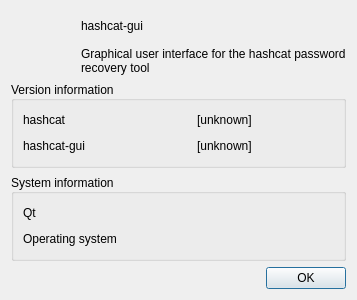
Above: src/aboutdialog.ui from rgroesslinger/hashcat-gui before the change. Below: the same form after it.
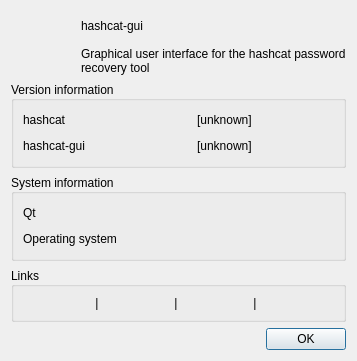
That is the form after the change.

Commit message:
Link the About dialog to the project and to hashcat
The dialog had no way out of it: the pages a user needs most often - the
source, the issue tracker and the documentation of hashcat - were nowhere to
be found. Every link says where it leads.

Diff of the .ui file:
```diff
--- a/src/aboutdialog.ui
+++ b/src/aboutdialog.ui
@@ -281,6 +281,139 @@
      </layout>
     </widget>
    </item>
+   <item>
+    <widget class="QGroupBox" name="groupBox_links">
+     <property name="title">
+      <string>Links</string>
+     </property>
+     <property name="alignment">
+      <set>Qt::AlignmentFlag::AlignLeft|Qt::AlignmentFlag::AlignVCenter</set>
+     </property>
+     <property name="checkable">
+      <bool>false</bool>
+     </property>
+     <layout class="QHBoxLayout" name="horizontalLayout_links">
+      <property name="spacing">
+       <number>0</number>
+      </property>
+      <item>
+       <widget class="QLabel" name="label_link_project">
+        <property name="sizePolicy">
+         <sizepolicy hsizetype="Maximum" vsizetype="Preferred">
+          <horstretch>0</horstretch>
+          <verstretch>0</verstretch>
+         </sizepolicy>
+        </property>
+        <property name="text">
+         <string/>
+        </property>
+        <property name="textInteractionFlags">
+         <set>Qt::TextInteractionFlag::LinksAccessibleByMouse|Qt::TextInteractionFlag::LinksAccessibleByKeyboard</set>
+        </property>
+        <property name="openExternalLinks">
+         <bool>true</bool>
+        </property>
+       </widget>
+      </item>
+      <item>
+       <widget class="QLabel" name="label_link_separator_1">
+        <property name="sizePolicy">
+         <sizepolicy hsizetype="Maximum" vsizetype="Preferred">
+          <horstretch>0</horstretch>
+          <verstretch>0</verstretch>
+         </sizepolicy>
+        </property>
+        <property name="text">
+         <string notr="true"> | </string>
+        </property>
+       </widget>
+      </item>
+      <item>
+       <widget class="QLabel" name="label_link_issue">
+        <property name="sizePolicy">
+         <sizepolicy hsizetype="Maximum" vsizetype="Preferred">
+          <horstretch>0</horstretch>
+          <verstretch>0</verstretch>
+         </sizepolicy>
+        </property>
+        <property name="text">
+         <string/>
+        </property>
+        <property name="textInteractionFlags">
+         <set>Qt::TextInteractionFlag::LinksAccessibleByMouse|Qt::TextInteractionFlag::LinksAccessibleByKeyboard</set>
+        </property>
+        <property name="openExternalLinks">
+         <bool>true</bool>
+        </property>
+       </widget>
+      </item>
+      <item>
+       <widget class="QLabel" name="label_link_separator_2">
+        <property name="sizePolicy">
+         <sizepolicy hsizetype="Maximum" vsizetype="Preferred">
+          <horstretch>0</horstretch>
+          <verstretch>0</verstretch>
+         </sizepolicy>
+        </property>
+        <property name="text">
+         <string notr="true"> | </string>
+        </property>
+       </widget>
+      </item>
+      <item>
+       <widget class="QLabel" name="label_link_hashcat">
+        <property name="sizePolicy">
+         <sizepolicy hsizetype="Maximum" vsizetype="Preferred">
+          <horstretch>0</horstretch>
+          <verstretch>0</verstretch>
+         </sizepolicy>
+        </property>
+        <property name="text">
+         <string/>
+        </property>
+        <property name="textInteractionFlags">
+         <set>Qt::TextInteractionFlag::LinksAccessibleByMouse|Qt::TextInteractionFlag::LinksAccessibleByKeyboard</set>
+        </property>
+        <property name="openExternalLinks">
+         <bool>true</bool>
+        </property>
+       </widget>
+      </item>
+      <item>
+       <widget class="QLabel" name="label_link_separator_3">
+        <property name="sizePolicy">
+         <sizepolicy hsizetype="Maximum" vsizetype="Preferred">
+          <horstretch>0</horstretch>
+          <verstretch>0</verstretch>
+         </sizepolicy>
+        </property>
+        <property name="text">
+         <string notr="true"> | </string>
+        </property>
+       </widget>
+      </item>
+      <item>
+       <widget class="QLabel" name="label_link_hashcat_faq">
+        <property name="sizePolicy">
+         <sizepolicy hsizetype="Maximum" vsizetype="Preferred">
+          <horstretch>0</horstretch>
+          <verstretch>0</verstretch>
+         </sizepolicy>
+        </property>
+        <property name="text">
+         <string/>
+        </property>
+        <property name="textInteractionFlags">
+         <set>Qt::TextInteractionFlag::LinksAccessibleByMouse|Qt::TextInteractionFlag::LinksAccessibleByKeyboard</set>
+        </property>
+        <property name="openExternalLinks">
+         <bool>true</bool>
+        </property>
+       </widget>
+      </item>
+     </layout>
+    </widget>
+   </item>
    <item>
     <layout class="QHBoxLayout" name="horizontalLayout_3">
      <item>
```
The commit also changes 4 other files.
